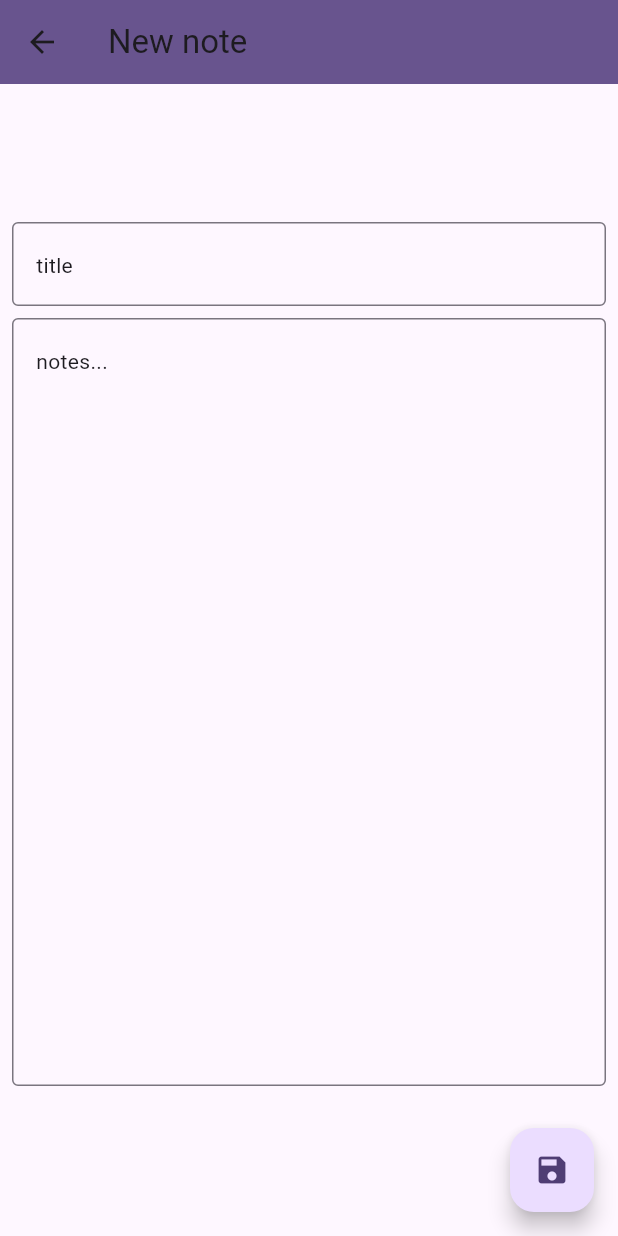
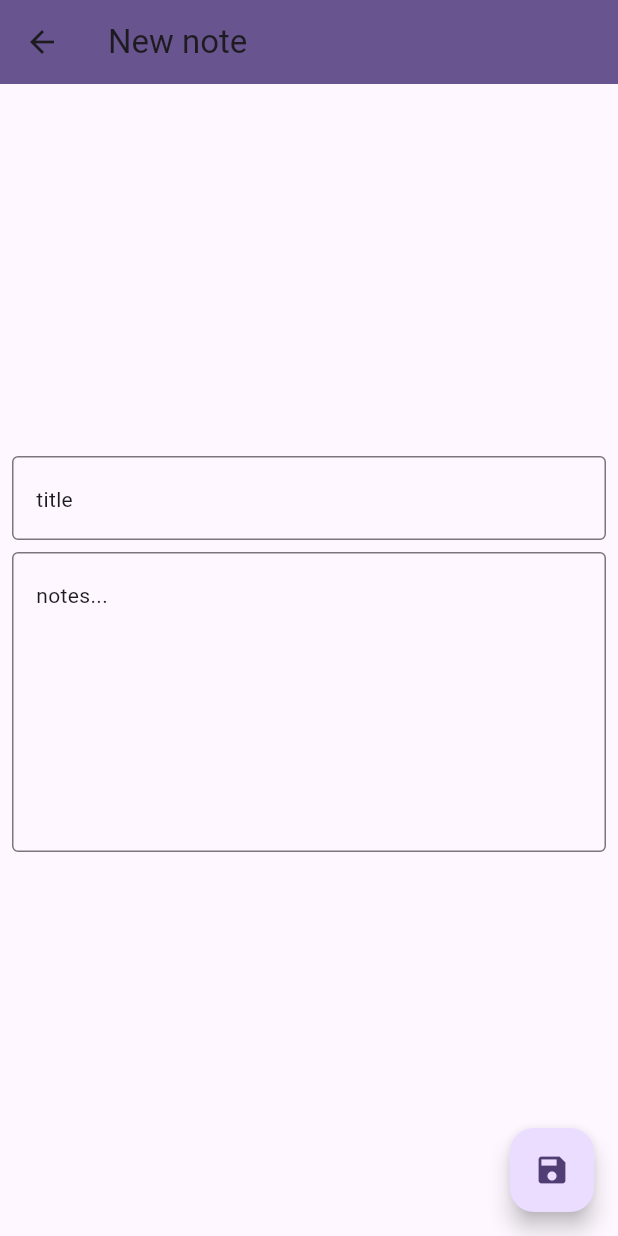
Before and after one commit to Verrin1243/note_app, a Flutter app: the NoteForm screen opened directly, on a phone screen of 412 x 824 dp. Run offline on Flutter 3.47's test engine with Material 3 defaults, Android fonts, the phone set to English and light mode, and no system bars; our stand-ins replace shared_preferences; accounts and stored records are empty.

Commit message:
form styling

```diff
--- a/lib/notepad/note_form.dart
+++ b/lib/notepad/note_form.dart
@@ -88,25 +88,32 @@ class NoteFormState extends State<NoteForm> {
         child: const Icon(Icons.save),
         ),
       body: Center(
-        child: Padding(
+       child: SizedBox(
+         child: Padding(
           padding: EdgeInsets.all(8),
           child: Column(
             mainAxisAlignment: MainAxisAlignment.center,
             children: <Widget>[
               TextInput(titleController),
               SizedBox(height: 8),
-              TextFormInput(notesController),
+              SizedBox(
+                height: 200,
+                child: TextFormInput(notesController),
+              ),
               SizedBox(height: 8,),
               if (widget.guid != null) ...[
                 TextButton(
                   onPressed: deleteNote,
-                  child: const Icon(Icons.delete),
+                  style: ButtonStyle(
+                    backgroundColor: WidgetStatePropertyAll<Color>(Color.fromARGB(255, 202, 37, 25)),
+                  ),
+                  child: Icon(Icons.delete, color: Color.fromARGB(255, 255, 255, 255), ),
                 )
               ]
-
             ],
           ),
         ),
+       )
       )
     );
   }
```
